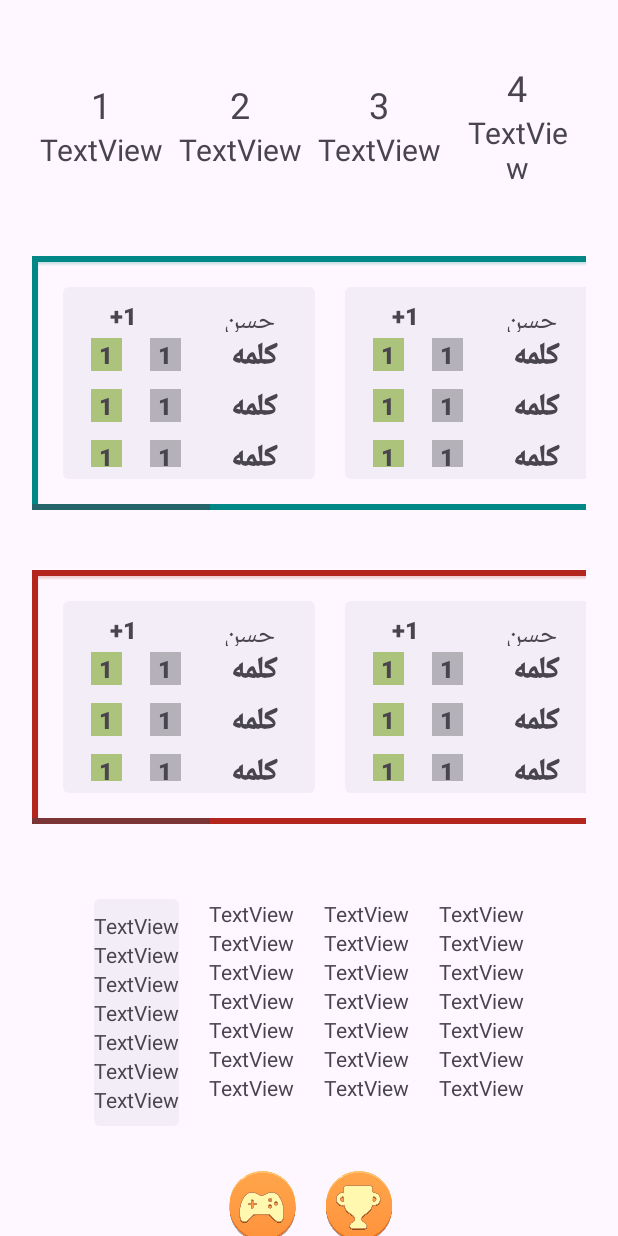
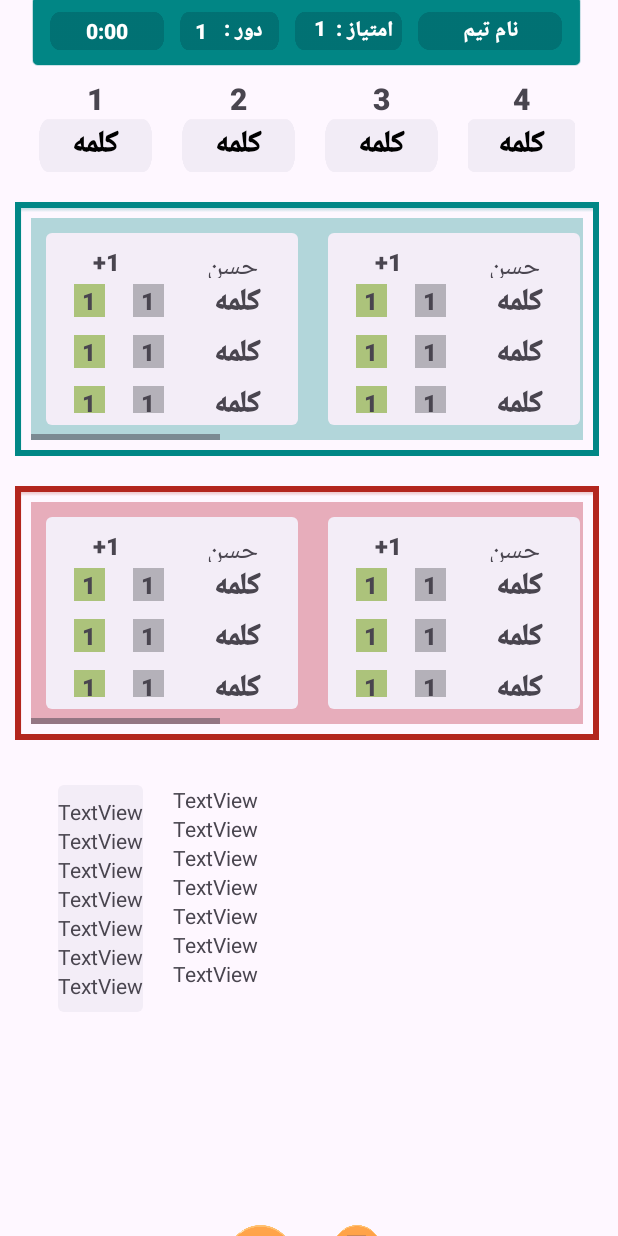
Before and after one commit to sharifwork/mini-games, an Android app: the GameActivity screen opened directly, with no data from a screen before it, on a phone screen of 412 x 824 dp. Run offline under Robolectric (Android 15) with nearby library versions, the phone set to English and light mode, and no system bars.

Commit message:
words and header designed

```diff
--- a/app/src/main/res/layout/activity_game.xml
+++ b/app/src/main/res/layout/activity_game.xml
@@ -3,8 +3,9 @@
     xmlns:app="http://schemas.android.com/apk/res-auto"
     xmlns:tools="http://schemas.android.com/tools"
     android:id="@+id/game"
-    android:layout_width="match_parent"
+    android:layout_width="wrap_content"
     android:layout_height="wrap_content"
+    android:backgroundTint="#0001676A"
     tools:context=".view.GameActivity">
 
     <LinearLayout
@@ -17,124 +18,254 @@
         app:layout_constraintStart_toStartOf="parent"
         app:layout_constraintTop_toTopOf="parent">
 
-        <TextView
-            android:id="@+id/team"
+        <LinearLayout
+            android:layout_width="371dp"
+            android:layout_height="52dp"
+            android:layout_marginTop="30sp"
+            android:layout_marginBottom="5sp"
+            android:background="@android:drawable/editbox_background"
+            android:backgroundTint="#018685"
+            android:gravity="center"
+            android:orientation="horizontal">
+
+            <TextView
+                android:id="@+id/team2"
+                android:layout_width="30dp"
+                android:layout_height="25dp"
+                android:layout_margin="5sp"
+                android:layout_weight="1"
+                android:background="@drawable/field_text"
+                android:backgroundTint="#33001E2C"
+                android:fontFamily="sans-serif-black"
+                android:gravity="center"
+                android:text="0:00"
+                android:textAlignment="center"
+                android:textColor="#FFFFFF" />
+
+            <LinearLayout
+                android:layout_width="20sp"
+                android:layout_height="25dp"
+                android:layout_margin="5sp"
+                android:layout_weight="1"
+                android:background="@drawable/field_text"
+                android:backgroundTint="#33001E2C"
+                android:hapticFeedbackEnabled="false"
+                android:orientation="horizontal">
+
+                <TextView
+                    android:id="@+id/team2"
+                    android:layout_width="20dp"
+                    android:layout_height="match_parent"
+                    android:layout_weight="1"
+                    android:fontFamily="sans-serif-black"
+                    android:gravity="center"
+                    android:text="1"
+                    android:textAlignment="textEnd"
+                    android:textColor="#FFFFFF" />
+
+                <TextView
+                    android:id="@+id/team2"
+                    android:layout_width="50dp"
+                    android:layout_height="match_parent"
+                    android:layout_weight="1"
+                    android:fontFamily="sans-serif-black"
+                    android:gravity="center"
+                    android:text="دور :"
+                    android:textAlignment="center"
+                    android:textColor="#FFFFFF" />
+            </LinearLayout>
+
+            <LinearLayout
+                android:layout_width="25dp"
+                android:layout_height="25dp"
+                android:layout_margin="5sp"
+                android:layout_weight="1"
+                android:background="@drawable/field_text"
+                android:backgroundTint="#33001E2C"
+                android:hapticFeedbackEnabled="false"
+                android:orientation="horizontal">
+
+                <TextView
+                    android:id="@+id/team2"
+                    android:layout_width="5dp"
+                    android:layout_height="wrap_content"
+                    android:layout_weight=".5"
+                    android:fontFamily="sans-serif-black"
+                    android:gravity="center"
+                    android:text="1"
+                    android:textAlignment="textEnd"
+                    android:textColor="#FFFFFF" />
+
+                <TextView
+                    android:id="@+id/team2"
+                    android:layout_width="20dp"
+                    android:layout_height="match_parent"
+                    android:layout_weight="1"
+                    android:fontFamily="sans-serif-black"
+                    android:gravity="center"
+                    android:text="امتیاز :"
+                    android:textAlignment="center"
+                    android:textColor="#FFFFFF" />
+            </LinearLayout>
+
+            <TextView
+                android:id="@+id/team2"
+                android:layout_width="50dp"
+                android:layout_height="25dp"
+                android:layout_margin="5sp"
+                android:layout_weight="1"
+                android:background="@drawable/field_text"
+                android:backgroundTint="#33001E2C"
+                android:fontFamily="sans-serif-black"
+                android:gravity="center"
+                android:text="نام تیم"
+                android:textAlignment="center"
+                android:textColor="#FFFFFF" />
+
+        </LinearLayout>
+
+        <LinearLayout
+            android:layout_width="377dp"
+            android:layout_height="wrap_content"
+            android:layout_marginBottom="10sp"
+            android:gravity="center"
+            android:orientation="horizontal">
+
+            <LinearLayout
+                android:layout_width="wrap_content"
+                android:layout_height="match_parent"
+                android:layout_marginHorizontal="10sp"
+                android:gravity="center"
+                android:orientation="vertical">
+
+                <TextView
+                    android:id="@+id/textView56"
+                    android:layout_width="wrap_content"
+                    android:layout_height="wrap_content"
+                    android:fontFamily="sans-serif-black"
+                    android:text="1"
+                    android:textAlignment="center"
+                    android:textSize="20sp" />
+
+                <TextView
+                    android:id="@+id/textView57"
+                    android:layout_width="75sp"
+                    android:layout_height="35sp"
+                    android:background="@drawable/field_text"
+                    android:backgroundTint="#F2ECF6"
+                    android:fontFamily="sans-serif-black"
+                    android:gravity="center"
+                    android:text="کلمه"
+                    android:textAlignment="center"
+                    android:textColor="#000000"
+                    android:textSize="20sp" />
+
+            </LinearLayout>
+
+            <LinearLayout
+                android:layout_width="wrap_content"
+                android:layout_height="match_parent"
+                android:layout_marginHorizontal="10sp"
+                android:gravity="center"
+                android:orientation="vertical">
+
+                <TextView
+                    android:id="@+id/textView56"
+                    android:layout_width="wrap_content"
+                    android:layout_height="wrap_content"
+                    android:fontFamily="sans-serif-black"
+                    android:text="2"
+                    android:textAlignment="center"
+                    android:textSize="20sp" />
+
+                <TextView
+                    android:id="@+id/textView57"
+                    android:layout_width="75sp"
+                    android:layout_height="35sp"
+                    android:background="@drawable/field_text"
+                    android:backgroundTint="#F2ECF6"
+                    android:fontFamily="sans-serif-black"
+                    android:gravity="center"
+                    android:text="کلمه"
+                    android:textAlignment="center"
+                    android:textColor="#000000"
+                    android:textSize="20sp" />
+            </LinearLayout>
+
+            <LinearLayout
+                android:layout_width="wrap_content"
+                android:layout_height="match_parent"
+                android:layout_marginHorizontal="10sp"
+                android:gravity="center"
+                android:orientation="vertical">
+
+                <TextView
+                    android:id="@+id/textView56"
+                    android:layout_width="wrap_content"
+                    android:layout_height="wrap_content"
+                    android:fontFamily="sans-serif-black"
+                    android:text="3"
+                    android:textAlignment="center"
+                    android:textSize="20sp" />
+
+                <TextView
+                    android:id="@+id/textView57"
+                    android:layout_width="75sp"
+                    android:layout_height="35sp"
+                    android:background="@drawable/field_text"
+                    android:backgroundTint="#F2ECF6"
+                    android:fontFamily="sans-serif-black"
+                    android:gravity="center"
+                    android:text="کلمه"
+                    android:textAlignment="center"
+                    android:textColor="#000000"
+                    android:textSize="20sp" />
+            </LinearLayout>
+
+            <LinearLayout
+                android:layout_width="wrap_content"
+                android:layout_height="match_parent"
+                android:layout_marginHorizontal="10sp"
+                android:gravity="center"
+                android:orientation="vertical">
+
+                <TextView
+                    android:id="@+id/textView56"
+                    android:layout_width="wrap_content"
+                    android:layout_height="wrap_content"
+                    android:fontFamily="sans-serif-black"
+                    android:text="4"
+                    android:textAlignment="center"
+                    android:textSize="20sp" />
+
+                <TextView
+                    android:id="@+id/textView57"
+                    android:layout_width="75sp"
+                    android:layout_height="35sp"
+                    android:background="@drawable/field_text"
+                    android:backgroundTint="#F2ECF6"
+                    android:fontFamily="sans-serif-black"
+                    android:gravity="center"
+                    android:text="کلمه"
+                    android:textAlignment="center"
+                    android:textColor="#000000"
+                    android:textSize="20sp" />
+
+            </LinearLayout>
+
+        </LinearLayout>
+
+        <HorizontalScrollView
             android:layout_width="match_parent"
             android:layout_height="wrap_content"
-            android:textAlignment="textEnd" />
-
-        <LinearLayout
-            android:layout_width="match_parent"
-            android:layout_height="wrap_content"
-            android:layout_margin="20sp"
-            android:gravity="center"
-            android:orientation="horizontal">
+            android:layout_margin="10sp"
+            android:background="@android:drawable/gallery_thumb"
+            android:backgroundTint="@color/design_default_color_secondary_variant">
 
             <LinearLayout
                 android:layout_width="wrap_content"
                 android:layout_height="wrap_content"
-                android:layout_margin="5sp"
-                android:gravity="center"
-                android:orientation="vertical">
-
-                <TextView
-                    android:id="@+id/textView56"
-                    android:layout_width="match_parent"
-                    android:layout_height="wrap_content"
-                    android:text="1"
-                    android:textAlignment="center"
-                    android:textSize="24sp" />
-
-                <TextView
-                    android:id="@+id/textView57"
-                    android:layout_width="match_parent"
-                    android:layout_height="wrap_content"
-                    android:text="TextView"
-                    android:textAlignment="center"
-                    android:textSize="20sp" />
-            </LinearLayout>
-
-            <LinearLayout
-                android:layout_width="wrap_content"
-                android:layout_height="wrap_content"
-                android:layout_margin="5sp"
-                android:gravity="center"
-                android:orientation="vertical">
-
-                <TextView
-                    android:id="@+id/textView58"
-                    android:layout_width="match_parent"
-                    android:layout_height="wrap_content"
-                    android:text="2"
-                    android:textAlignment="center"
-                    android:textSize="24sp" />
-
-                <TextView
-                    android:id="@+id/textView59"
-                    android:layout_width="match_parent"
-                    android:layout_height="wrap_content"
-                    android:text="TextView"
-                    android:textSize="20sp" />
-            </LinearLayout>
-
-            <LinearLayout
-                android:layout_width="wrap_content"
-                android:layout_height="wrap_content"
-                android:layout_margin="5sp"
-                android:gravity="center"
-                android:orientation="vertical">
-
-                <TextView
-                    android:id="@+id/textView60"
-                    android:layout_width="match_parent"
-                    android:layout_height="wrap_content"
-                    android:text="3"
-                    android:textAlignment="center"
-                    android:textSize="24sp" />
-
-                <TextView
-                    android:id="@+id/textView61"
-                    android:layout_width="match_parent"
-                    android:layout_height="wrap_content"
-                    android:text="TextView"
-                    android:textSize="20sp" />
-            </LinearLayout>
-
-            <LinearLayout
-                android:layout_width="wrap_content"
-                android:layout_height="wrap_content"
-                android:layout_margin="5sp"
-                android:gravity="center"
-                android:orientation="vertical">
-
-                <TextView
-                    android:id="@+id/textView62"
-                    android:layout_width="match_parent"
-                    android:layout_height="wrap_content"
-                    android:text="4"
-                    android:textAlignment="center"
-                    android:textSize="24sp" />
-
-                <TextView
-                    android:id="@+id/textView63"
-                    android:layout_width="match_parent"
-                    android:layout_height="wrap_content"
-                    android:text="TextView"
-                    android:textAlignment="center"
-                    android:textSize="20sp" />
-            </LinearLayout>
-
-        </LinearLayout>
-
-        <HorizontalScrollView
-            android:layout_width="match_parent"
-            android:layout_height="wrap_content"
-            android:layout_margin="20sp">
-
-            <LinearLayout
-                android:layout_width="wrap_content"
-                android:layout_height="wrap_content"
-                android:background="@android:drawable/gallery_thumb"
+                android:background="?android:attr/autofilledHighlight"
                 android:backgroundTint="@color/design_default_color_secondary_variant"
                 android:orientation="horizontal">
 
@@ -1524,13 +1655,15 @@
         <HorizontalScrollView
             android:layout_width="match_parent"
             android:layout_height="wrap_content"
-            android:layout_margin="20sp">
+            android:layout_margin="10sp"
+            android:background="@android:drawable/gallery_thumb"
+            android:backgroundTint="?attr/colorError">
 
             <LinearLayout
                 android:layout_width="wrap_content"
                 android:layout_height="wrap_content"
-                android:background="@android:drawable/gallery_thumb"
-                android:backgroundTint="?attr/colorError"
+                android:background="?android:attr/autofilledHighlight"
+                android:backgroundTint="@color/design_default_color_error"
                 android:orientation="horizontal">
 
                 <LinearLayout
@@ -2917,14 +3050,14 @@
         </HorizontalScrollView>
 
         <LinearLayout
-            android:layout_width="wrap_content"
-            android:layout_height="wrap_content"
-            android:layout_margin="20sp"
+            android:layout_width="351dp"
+            android:layout_height="263dp"
+            android:layout_margin="10sp"
             android:orientation="horizontal">
 
             <LinearLayout
-                android:layout_width="match_parent"
-                android:layout_height="match_parent"
+                android:layout_width="wrap_content"
+                android:layout_height="wrap_content"
                 android:layout_margin="10sp"
                 android:background="?attr/popupMenuBackground"
                 android:orientation="vertical">
@@ -3022,8 +3155,8 @@
             </LinearLayout>
 
             <LinearLayout
-                android:layout_width="match_parent"
-                android:layout_height="match_parent"
+                android:layout_width="wrap_content"
+                android:layout_height="wrap_content"
                 android:layout_margin="10sp"
                 android:orientation="vertical">
 
@@ -3124,11 +3257,13 @@
         <LinearLayout
             android:layout_width="wrap_content"
             android:layout_height="wrap_content"
+            android:layout_margin="10sp"
             android:orientation="horizontal" />
 
         <LinearLayout
             android:layout_width="wrap_content"
             android:layout_height="wrap_content"
+            android:layout_margin="10sp"
             android:orientation="horizontal">
 
             <ImageView
```
